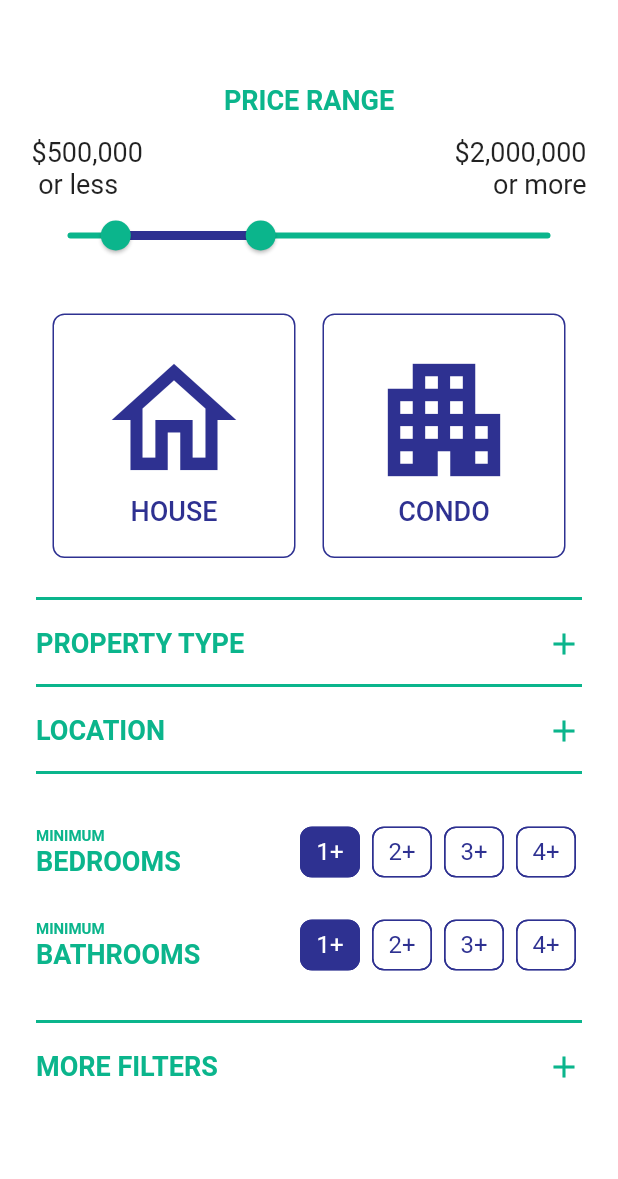
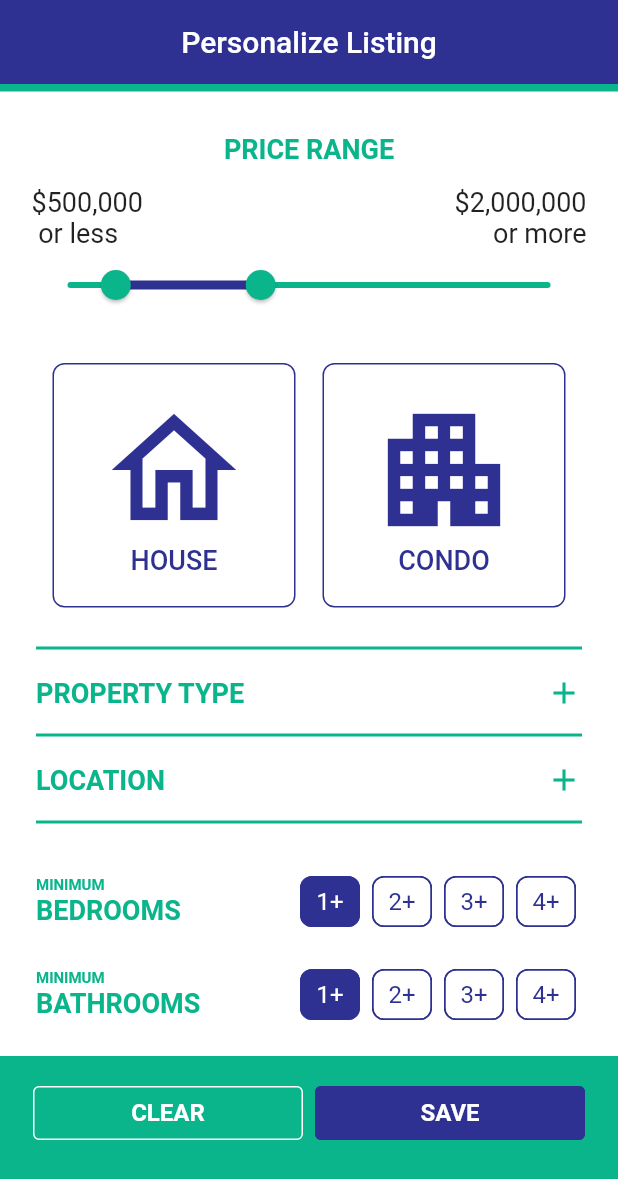
Before and after one commit to hesptech/flutter_ExpansionPanel, a Flutter app: the screen it shows after launch, on a phone screen of 412 x 824 dp. Shown: the top 1179 px of the screen. Run offline on Flutter 3.47's test engine with Material 2 defaults, Android fonts, the phone set to English and light mode, and no system bars.

Commit message:
spelling, others, appBar, bottomBar

```diff
--- /dev/null
+++ b/lib/filters/filters_bottom_bar.dart
@@ -0,0 +1,123 @@
+import 'package:flutter/material.dart';
+
+//import 'package:provider/provider.dart';
+import 'package:flutter_expansionpanel/constants.dart';
+//import 'package:flutter_black_white/utils/shared_preferences.dart';
+//import 'package:flutter_black_white/providers/filter_provider.dart';
+
+
+class FiltersBottomBar extends StatefulWidget {
+  const FiltersBottomBar({Key? key}) : super(key: key);
+
+  @override
+  State<FiltersBottomBar> createState() => _FiltersBottomBarState();
+}
+
+class _FiltersBottomBarState extends State<FiltersBottomBar> {
+  @override
+  Widget build(BuildContext context) {
+
+    //final filterProvider = Provider.of<FilterProvider>( context );
+
+    //final currentFilter = filterProvider.filterProvider;
+
+    return Container(
+            height: 120,
+            color: kSecondaryColor,
+            padding: const EdgeInsets.fromLTRB(22.0, 14.0, 22.0, 0),
+            child: Column(
+              children: [
+                Row(
+                  children: [
+                    Expanded(
+                      flex: 1,
+                      child: OutlinedButton(
+                        style: OutlinedButton.styleFrom(
+                          side: const BorderSide(color: Colors.white),
+                          //backgroundColor: Colors.white,
+                          //shadowColor: Colors.grey[900],
+                          //elevation: 6.0,
+                        ),
+                        onPressed: () {
+                          //print(Preferences.filterRoomsLoggedOut);
+                            // Respond to button press
+                            setState(() {
+                              //Preferences.filterRoomsLoggedOut.clear();
+                              //Navigator.pushNamed(context, 'filters_screen');
+                            });
+                        },
+                        child: const Text("CLEAR", style: TextStyle(color: Colors.white, fontSize: 16.0, fontWeight: FontWeight.bold),),
+                      ),
+                    ),
+                    const SizedBox(width: 8.0,),
+                    Expanded(
+                      flex: 1,
+                      child: OutlinedButton(
+                        style: OutlinedButton.styleFrom(
+                          side: const BorderSide(color: kPrimaryColor),
+                          backgroundColor: kPrimaryColor
+                        ),
+                        onPressed: () {
+                            // Respond to button press
+                            //Navigator.pushNamed(context, '/');
+                        },
+                        child: const Text("SAVE", style: TextStyle(color: Colors.white, fontSize: 16.0, fontWeight: FontWeight.bold),),
+                      ),
+                    ),
+                  ]
+                ),
+                const SizedBox(
+                  height: 14,
+                ),
+                /* Row(
+                  mainAxisAlignment: MainAxisAlignment.start,
+                  children: [
+                    Text('Filters: $currentFilter', style: const TextStyle(color: Colors.white,),)
+                  ],
+                ), */
+              ],
+            ),
+
+      /* padding: const EdgeInsets.fromLTRB(28.0, 0, 28.0, 28.0),
+      child: Row(
+        children: [
+          Expanded(
+            flex: 1,
+            child: OutlinedButton(
+              style: OutlinedButton.styleFrom(
+                side: const BorderSide(color: kSecondaryColor),
+                backgroundColor: Colors.white,
+                shadowColor: Colors.grey[900],
+                elevation: 6.0,
+              ),
+              onPressed: () {
+                print(Preferences.filterRoomsLoggedOut);
+                  // Respond to button press
+                  setState(() {
+                    Preferences.filterRoomsLoggedOut.clear();
+                    Navigator.pushNamed(context, 'filters_screen');
+                  });
+              },
+              child: const Text("CLEAR", style: TextStyle(color: kSecondaryColor),),
+            ),
+          ),
+          const SizedBox(width: 8.0,),
+          Expanded(
+            flex: 1,
+            child: OutlinedButton(
+              style: OutlinedButton.styleFrom(
+                side: const BorderSide(color: kPrimaryColor),
+                backgroundColor: kPrimaryColor
+              ),
+              onPressed: () {
+                  // Respond to button press
+                  Navigator.pushNamed(context, '/');
+              },
+              child: const Text("SAVE", style: TextStyle(color: Colors.white),),
+            ),
+          ),
+        ]
+      ), */
+    );
+  }
+}
--- a/lib/filters/filters_gta_east.dart
+++ b/lib/filters/filters_gta_east.dart
@@ -40,10 +40,6 @@ class _FiltersGtaEastState extends State<FiltersGtaEast> {
       const PropertiesGtaEastOther('Uxbridge'),
       const PropertiesGtaEastOther('Scugog'),
       const PropertiesGtaEastOther('Brock'),
-      const PropertiesGtaEastOther('Hamilton'),
-      const PropertiesGtaEastOther('Barrie'),
-      const PropertiesGtaEastOther('Peterborough'),
-      const PropertiesGtaEastOther('Other'),
     ];
     _filtersGtaEast = [];
   }
--- a/lib/filters/filters_gta_north.dart
+++ b/lib/filters/filters_gta_north.dart
@@ -36,8 +36,8 @@ class _FiltersGtaNorthState extends State<FiltersGtaNorth> {
     _propertiesGtaNorthOther = <PropertiesGtaNorthOther>[
       const PropertiesGtaNorthOther('Newmarket'),
       const PropertiesGtaNorthOther('Aurora'),
-      const PropertiesGtaNorthOther('King'),
-      const PropertiesGtaNorthOther('Withchurch/Stouffville'),
+      const PropertiesGtaNorthOther('King City'),
+      const PropertiesGtaNorthOther('Whitchurch/Stouffville'),
       const PropertiesGtaNorthOther('Georgina'),
       const PropertiesGtaNorthOther('East Gwillingbury'),
     ];
--- a/lib/filters/filters_gta_west.dart
+++ b/lib/filters/filters_gta_west.dart
@@ -30,7 +30,7 @@ class _FiltersGtaWestState extends State<FiltersGtaWest> {
 
     _propertiesGtaWest = <PropertiesGtaWest>[
       const PropertiesGtaWest('Etobicoke'),
-      const PropertiesGtaWest('Missisauga'),
+      const PropertiesGtaWest('Mississauga'),
       const PropertiesGtaWest('Brampton'),
       const PropertiesGtaWest('Oakville'),
       const PropertiesGtaWest('Milton'),
@@ -38,7 +38,7 @@ class _FiltersGtaWestState extends State<FiltersGtaWest> {
     ];
     _propertiesGtaWestOther = <PropertiesGtaWestOther>[
       const PropertiesGtaWestOther('Halton Hills'),
-      const PropertiesGtaWestOther('Celedon'),
+      const PropertiesGtaWestOther('Caledon'),
     ];
     _filtersGtaWest = [];
   }
--- a/lib/filters/filters_location.dart
+++ b/lib/filters/filters_location.dart
@@ -3,6 +3,7 @@ import 'package:flutter/material.dart';
 //import 'package:b_w0/helpers/shared_preferences.dart';
 import 'package:flutter_expansionpanel/constants.dart';
 import 'package:flutter_expansionpanel/filters/filters_location_topbts.dart';
+import 'package:flutter_expansionpanel/filters/filters_other.dart';
 import 'package:flutter_expansionpanel/filters/filters_tr_central.dart';
 import 'package:flutter_expansionpanel/filters/filters_tr_east.dart';
 import 'package:flutter_expansionpanel/filters/filters_tr_west.dart';
@@ -80,6 +81,8 @@ class _FiltersLocationState extends State<FiltersLocation> {
                     FiltersGtaNorth(),
                     BlueDivider(),
                     FiltersGtaEast(),
+                    BlueDivider(),
+                    FiltersOther(),
                   ],
                   onExpansionChanged: (bool expanded) {
                     setState(() => _openCloseIcons[4] = expanded );
--- a/lib/filters/filters_tr_central.dart
+++ b/lib/filters/filters_tr_central.dart
@@ -36,7 +36,7 @@ class _FiltersTrCentralState extends State<FiltersTrCentral> {
       const PropertiesTrCentral('Downtown Toronto'),
       const PropertiesTrCentral('Midtown Toronto'),
       const PropertiesTrCentral('Leaside'),
-      const PropertiesTrCentral('Toronto New York'),
+      const PropertiesTrCentral('Toronto North York'),
     ];
     _filtersTrCentral = [];
   }
--- a/lib/filters/filters_tr_west.dart
+++ b/lib/filters/filters_tr_west.dart
@@ -34,7 +34,7 @@ class _FiltersTrWestState extends State<FiltersTrWest> {
 
     _propertiesTrWest = <PropertiesTrWest>[
       const PropertiesTrWest('High Park and around'),
-      const PropertiesTrWest('Junction Park and around'),
+      const PropertiesTrWest('Junction and around'),
       const PropertiesTrWest('Etobicoke'),
       const PropertiesTrWest('Mimico'),
       const PropertiesTrWest('Other'),
--- a/lib/main.dart
+++ b/lib/main.dart
@@ -1,8 +1,10 @@
 import 'package:flutter/material.dart';
+import 'package:flutter_expansionpanel/constants.dart';
 
 import 'package:flutter_expansionpanel/filters/filters.dart';
 import 'package:flutter_expansionpanel/filters/filters_bathrooms.dart';
 import 'package:flutter_expansionpanel/filters/filters_bedrooms.dart';
+import 'package:flutter_expansionpanel/filters/filters_bottom_bar.dart';
 import 'package:flutter_expansionpanel/filters/filters_class_icons_bt.dart';
 import 'package:flutter_expansionpanel/filters/filters_location.dart';
 import 'package:flutter_expansionpanel/filters/filters_more.dart';
@@ -26,7 +28,9 @@ class MyApp extends StatelessWidget {
       title: 'Flutter Demo',
       home: const MyHomePage(),
       theme: ThemeData(
-
+        appBarTheme: const AppBarTheme(
+          color: kPrimaryColor,
+        ),
         scaffoldBackgroundColor: Colors.white,
       ),
     );
@@ -46,8 +50,14 @@ class _MyHomePageState extends State<MyHomePage> {
 
   @override
   Widget build(BuildContext context) {
-    return const Scaffold(
-      body: SafeArea(child: FiltersScreen()),
+    return Scaffold(
+      appBar: AppBar(
+        elevation: 0.0,
+        centerTitle: true,
+        title: const Text('Personalize Listing'),
+      ),
+      body: const SafeArea(child: FiltersScreen()),
+      bottomNavigationBar: const FiltersBottomBar(),
     );
   }
 }
@@ -61,20 +71,24 @@ class FiltersScreen extends StatelessWidget {
     return SingleChildScrollView(
       scrollDirection: Axis.vertical,
       child: Column(
-        children: const <Widget>[
-          SizedBox( height: 28.0,),
-          FiltersPriceRange(),
-          FiltersClassIconsBt(),
-          SizedBox( height: 28.0,),
-          GreenDivider(),
-          FiltersPropertyType(),
-          GreenDivider(),
-          FiltersLocation(),
-          GreenDivider(),
-          FiltersBedrooms(),
-          FiltersBathrooms(),
-          FiltersMore(),
-          SizedBox( height: 14.0,),
+        children: <Widget>[
+          Container(
+            height: 5,
+            color: kSecondaryColor,
+          ),
+          //const SizedBox( height: 14.0,),
+          const FiltersPriceRange(),
+          const FiltersClassIconsBt(),
+          const SizedBox( height: 28.0,),
+          const GreenDivider(),
+          const FiltersPropertyType(),
+          const GreenDivider(),
+          const FiltersLocation(),
+          const GreenDivider(),
+          const FiltersBedrooms(),
+          const FiltersBathrooms(),
+          const FiltersMore(),
+          const SizedBox( height: 14.0,),
           /*
           // to work, delete const from children array + import constants
           BtChoiceChip(
```
Also changed, not shown: lib/filters/filters_other.dart (added, +94 -0 lines).
